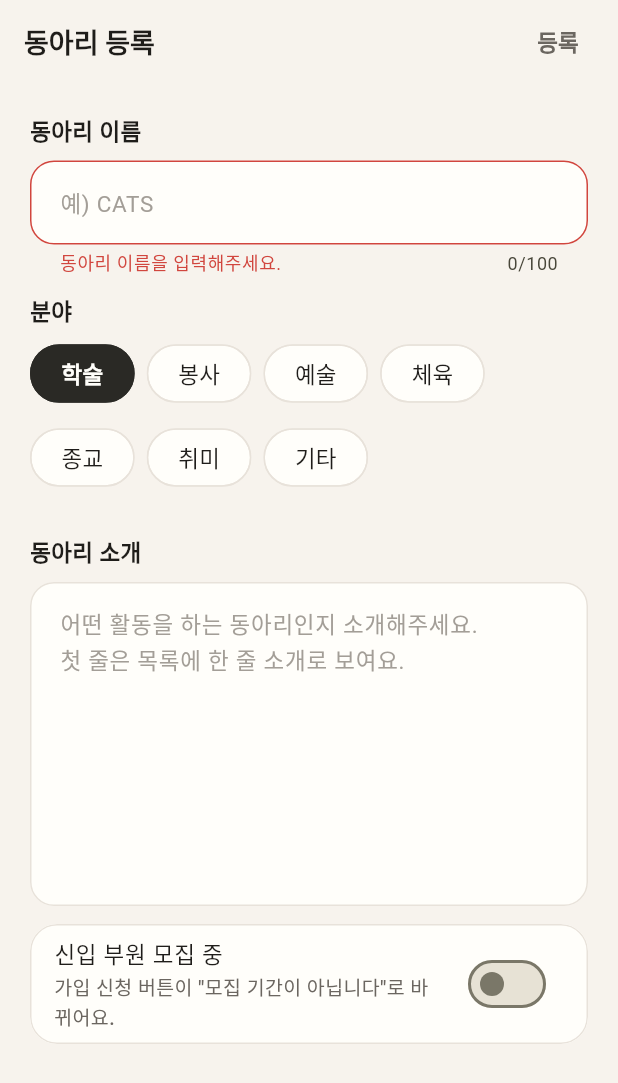
After one commit to 02LMJ/club-it, a Flutter app: the ClubFormScreen screen opened by its route, after a tap on "신입 부원 모집 중", after a tap on "등록", on a phone screen of 412 x 824 dp. The commit adds this screen. Shown: the top 1083 px of the screen. Run offline on Flutter 3.47's test engine with Material 3 defaults, Android fonts, the phone set to English and light mode, and no system bars; our stand-ins replace go_router, shared_preferences; accounts and stored records are empty; network calls fail; Roboto replaces fonts that are missing (Pretendard).

Commit message:
동아리 등록 및 동아리 정보 수정 기능 구현

```diff
--- a/mobile/lib/core/router/route_paths.dart
+++ b/mobile/lib/core/router/route_paths.dart
@@ -20,6 +20,8 @@ class RoutePaths {
   static String postNew(int clubId) => '/clubs/$clubId/posts/new';
   static String clubApplications(int clubId) => '/clubs/$clubId/applications';
   static String clubMembers(int clubId) => '/clubs/$clubId/members';
+  static String clubEdit(int clubId) => '/clubs/$clubId/edit';
+  static const clubNew = '/clubs/new';
   static String postEdit(int postId) => '/posts/$postId/edit';
 
   // 개발용
--- a/mobile/lib/data/models/user.dart
+++ b/mobile/lib/data/models/user.dart
@@ -16,6 +16,9 @@ class User {
 
   bool get isAdmin => role == 'ADMIN';
 
+  /// 새 동아리를 등록할 수 있는지 (관리자가 OFFICER 권한을 준 사용자, 또는 관리자)
+  bool get canCreateClub => role == 'OFFICER' || role == 'ADMIN';
+
   factory User.fromJson(Map<String, dynamic> json) {
     return User(
       id: json['user_id'] as int,
--- /dev/null
+++ b/mobile/lib/features/club_admin/club_form_screen.dart
@@ -0,0 +1,277 @@
+import 'package:flutter/material.dart';
+import 'package:go_router/go_router.dart';
+import 'package:provider/provider.dart';
+
+import '../../core/network/api_exception.dart';
+import '../../core/router/route_paths.dart';
+import '../../core/theme/app_colors.dart';
+import '../../core/theme/app_sizes.dart';
+import '../../core/theme/app_text_styles.dart';
+import '../../core/widgets/app_card.dart';
+import '../../core/widgets/app_text_field.dart';
+import '../../core/widgets/category_chip.dart';
+import '../../core/widgets/confirm_dialog.dart';
+import '../../core/widgets/placeholder_view.dart';
+import '../../data/repositories/club_admin_repository.dart';
+import '../club/club_provider.dart';
+import '../auth/auth_provider.dart';
+
+/// S12 동아리 등록·수정 (OFFICER 권한 사용자 / 동아리 임원)
+/// - clubId가 없으면 새 동아리 등록, 있으면 기존 정보 수정
+/// - 이름 / 분야 / 소개 / 모집 중 여부, 오른쪽 위 [등록]·[저장]
+/// - 수정일 때 맨 아래 [동아리 삭제] (관리자만)
+class ClubFormScreen extends StatefulWidget {
+  const ClubFormScreen({super.key, this.clubId});
+
+  final int? clubId;
+
+  bool get isEdit => clubId != null;
+
+  @override
+  State<ClubFormScreen> createState() => _ClubFormScreenState();
+}
+
+class _ClubFormScreenState extends State<ClubFormScreen> {
+  /// 분야 선택지 (홈 화면 카테고리 칩과 같은 순서)
+  static const _presetCategories = ['학술', '봉사', '예술', '체육', '종교', '취미', '기타'];
+
+  final _formKey = GlobalKey<FormState>();
+  final _name = TextEditingController();
+  final _description = TextEditingController();
+
+  String _category = '학술';
+  bool _isRecruiting = true;
+  bool _isLoading = false;
+  bool _isSaving = false;
+  String? _loadError;
+
+  ClubAdminRepository get _repo => context.read<ClubAdminRepository>();
+
+  /// 기존 분야가 선택지에 없으면 함께 보여줌
+  List<String> get _categories => _presetCategories.contains(_category)
+      ? _presetCategories
+      : [..._presetCategories, _category];
+
+  @override
+  void initState() {
+    super.initState();
+    if (widget.isEdit) _loadClub();
+  }
+
+  @override
+  void dispose() {
+    _name.dispose();
+    _description.dispose();
+    super.dispose();
+  }
+
+  /// 수정: 서버에서 최신 정보를 받아 입력칸에 채움
+  Future<void> _loadClub() async {
+    setState(() {
+      _isLoading = true;
+      _loadError = null;
+    });
+    try {
+      final club =
+          await context.read<ClubProvider>().fetchClubDetail(widget.clubId!);
+      if (!mounted) return;
+      setState(() {
+        _name.text = club.name;
+        _category = club.category;
+        _description.text = club.description;
+        _isRecruiting = club.isRecruiting;
+      });
+    } on ApiException catch (e) {
+      if (mounted) setState(() => _loadError = e.message);
+    } catch (_) {
+      if (mounted) setState(() => _loadError = '동아리 정보를 불러오지 못했어요.');
+    } finally {
+      if (mounted) setState(() => _isLoading = false);
+    }
+  }
+
+  void _snack(String message) {
+    ScaffoldMessenger.of(context)
+      ..hideCurrentSnackBar()
+      ..showSnackBar(SnackBar(content: Text(message)));
+  }
+
+  Future<void> _save() async {
+    if (_isSaving || !_formKey.currentState!.validate()) return;
+    FocusScope.of(context).unfocus();
+
+    final clubs = context.read<ClubProvider>();
+    final router = GoRouter.of(context);
+    final name = _name.text.trim();
+    final description = _description.text.trim();
+    setState(() => _isSaving = true);
+    try {
+      if (widget.isEdit) {
+        await _repo.updateClub(
+          widget.clubId!,
+          name: name,
+          category: _category,
+          description: description,
+          isRecruiting: _isRecruiting,
+        );
+        clubs.loadClubs(); // 홈 목록에도 반영
+        if (!mounted) return;
+        _snack('동아리 정보를 수정했어요.');
+        router.pop(true);
+      } else {
+        final club = await _repo.createClub(
+          name: name,
+          category: _category,
+          description: description,
+          isRecruiting: _isRecruiting,
+        );
+        clubs.loadClubs();
+        if (!mounted) return;
+        _snack('동아리를 등록했어요.');
+        // 등록 화면 대신 새 동아리 상세로
+        router.pushReplacement(RoutePaths.clubDetail(club.id));
+      }
+    } on ApiException catch (e) {
+      if (mounted) _snack(e.message);
+    } catch (_) {
+      if (mounted) _snack('저장하지 못했어요. 잠시 후 다시 시도해주세요.');
+    } finally {
+      if (mounted) setState(() => _isSaving = false);
+    }
+  }
+
+  Future<void> _delete() async {
+    final ok = await showConfirmDialog(
+      context,
+      title: '동아리 삭제',
+      message: '${_name.text.trim()}을(를) 삭제할까요?\n목록에서 사라지고 되돌릴 수 없어요.',
+      confirmLabel: '삭제',
+      destructive: true,
+    );
+    if (!ok || !mounted) return;
+
+    final clubs = context.read<ClubProvider>();
+    final router = GoRouter.of(context);
+    setState(() => _isSaving = true);
+    try {
+      await _repo.deleteClub(widget.clubId!);
+      clubs.loadClubs();
+      if (!mounted) return;
+      _snack('동아리를 삭제했어요.');
+      router.go(RoutePaths.home); // 지워진 동아리 상세로 돌아가지 않도록 홈으로
+    } on ApiException catch (e) {
+      if (mounted) _snack(e.message);
+    } catch (_) {
+      if (mounted) _snack('삭제하지 못했어요. 잠시 후 다시 시도해주세요.');
+    } finally {
+      if (mounted) setState(() => _isSaving = false);
+    }
+  }
+
+  @override
+  Widget build(BuildContext context) {
+    final title = widget.isEdit ? '동아리 정보 수정' : '동아리 등록';
+
+    if (_isLoading || _loadError != null) {
+      return Scaffold(
+        appBar: AppBar(title: Text(title)),
+        body: _isLoading
+            ? const Center(child: CircularProgressIndicator())
+            : PlaceholderView(icon: Icons.wifi_off_rounded, title: _loadError!),
+      );
+    }
+
+    return Scaffold(
+      appBar: AppBar(
+        title: Text(title),
+        actions: [
+          TextButton(
+            onPressed: _isSaving ? null : _save,
+            child: _isSaving
+                ? const SizedBox(
+                    width: 18,
+                    height: 18,
+                    child: CircularProgressIndicator(strokeWidth: 2),
+                  )
+                : Text(widget.isEdit ? '저장' : '등록'),
+          ),
+          const SizedBox(width: 8),
+        ],
+      ),
+      body: Form(
+        key: _formKey,
+        child: SingleChildScrollView(
+          padding: const EdgeInsets.all(AppSizes.pagePadding),
+          child: Column(
+            crossAxisAlignment: CrossAxisAlignment.stretch,
+            children: [
+              AppTextField(
+                controller: _name,
+                label: '동아리 이름',
+                hintText: '예) CATS',
+                maxLength: 100,
+                textInputAction: TextInputAction.next,
+                validator: (v) =>
+                    (v ?? '').trim().isEmpty ? '동아리 이름을 입력해주세요.' : null,
+              ),
+              const SizedBox(height: AppSizes.gapM),
+              Text('분야', style: AppTextStyles.label),
+              const SizedBox(height: AppSizes.gapS),
+              Wrap(
+                spacing: AppSizes.gapS,
+                runSpacing: AppSizes.gapS,
+                children: [
+                  for (final c in _categories)
+                    CategoryChip(
+                      label: c,
+                      selected: _category == c,
+                      onTap: () => setState(() => _category = c),
+                    ),
+                ],
+              ),
+              const SizedBox(height: AppSizes.gapXL),
+              AppTextField(
+                controller: _description,
+                label: '동아리 소개',
+                hintText: '어떤 활동을 하는 동아리인지 소개해주세요.\n첫 줄은 목록에 한 줄 소개로 보여요.',
+                maxLines: 8,
+                keyboardType: TextInputType.multiline,
+              ),
+              const SizedBox(height: AppSizes.gapM),
+              AppCard(
+                padding: EdgeInsets.zero,
+                child: SwitchListTile(
+                  title: Text('신입 부원 모집 중', style: AppTextStyles.body),
+                  subtitle: Text(
+                    _isRecruiting
+                        ? '학생들이 가입 신청을 할 수 있어요.'
+                        : '가입 신청 버튼이 "모집 기간이 아닙니다"로 바뀌어요.',
+                    style: AppTextStyles.caption,
+                  ),
+                  value: _isRecruiting,
+                  activeTrackColor: AppColors.primary,
+                  onChanged: (v) => setState(() => _isRecruiting = v),
+                ),
+              ),
+              // 동아리 삭제는 관리자만 (임원이 실수로 지우지 않도록)
+              if (widget.isEdit &&
+                  (context.watch<AuthProvider>().user?.isAdmin ?? false)) ...[
+                const SizedBox(height: AppSizes.gapXL),
+                Center(
+                  child: TextButton.icon(
+                    onPressed: _isSaving ? null : _delete,
+                    style: TextButton.styleFrom(
+                      foregroundColor: AppColors.error,
+                    ),
+                    icon: const Icon(Icons.delete_outline),
+                    label: const Text('동아리 삭제'),
+                  ),
+                ),
+              ],
+            ],
+          ),
+        ),
+      ),
+    );
+  }
+}
```
Also changed, not shown: mobile/lib/core/router/app_router.dart (+13 -0 lines), mobile/lib/data/repositories/club_admin_repository.dart (+110 -1 lines), mobile/lib/features/club/club_detail_screen.dart (+15 -2 lines), mobile/lib/features/mypage/my_screen.dart (+9 -0 lines), 1 other file.
